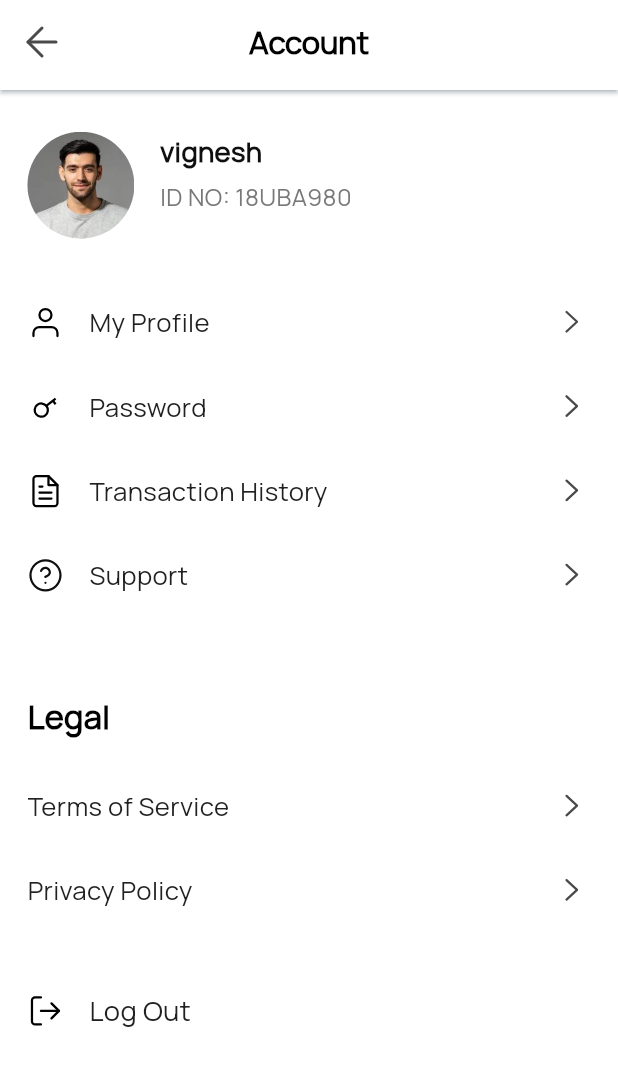
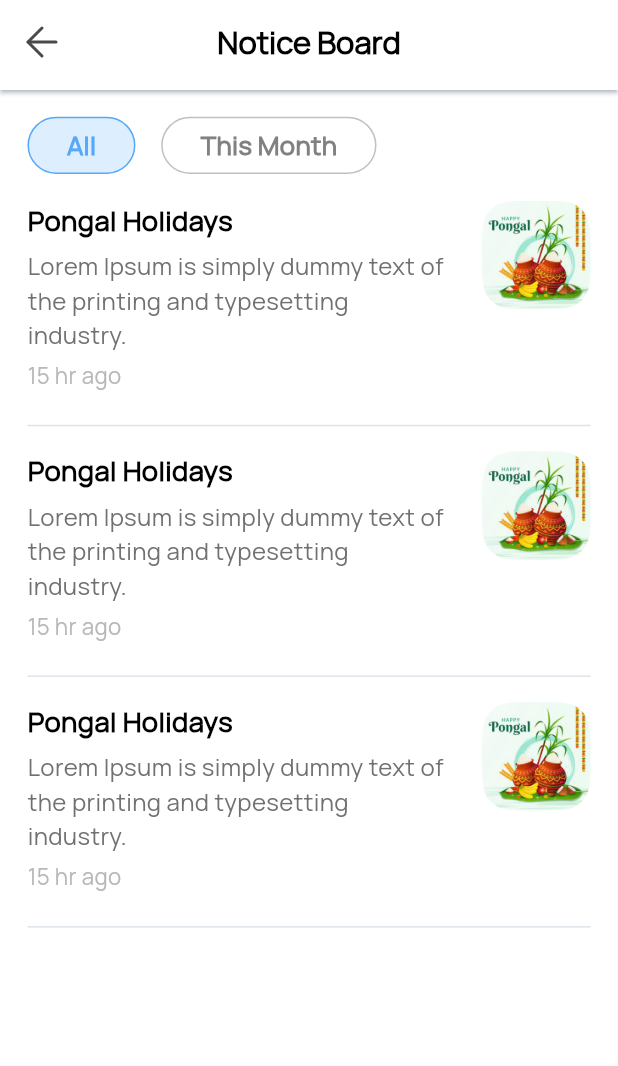
Before and after one commit to flutterDeveloper2206/schoolxon, a Flutter app: the screen it shows after launch, on a phone screen of 412 x 824 dp. Shown: the top 1066 px of the screen. Run offline on Flutter 3.47's test engine with Material 3 defaults, Android fonts, the phone set to English and light mode, and no system bars; our stand-ins replace cached_network_image, connectivity_plus, device_info_plus, firebase_messaging, flutter_local_notifications, flutter_svg and 4 more; accounts and stored records are empty.

Commit message:
noticeBoard

```diff
--- a/lib/core/utils/color_constant.dart
+++ b/lib/core/utils/color_constant.dart
@@ -8,9 +8,19 @@ class ColorConstant {
   static const Color blackOF = Color(0xFF0F0F0F);
   static const Color textGray78 = Color(0xFF787878);
   static const Color textGray6D = Color(0xFF6D6D6D);
+  static const Color greyF4 = Color(0xFFF4F4F4);
+  static const Color green2D = Color(0xFF2DBC4C);
+  static const Color green19 = Color(0xFF199477);
+  static const Color redFB = Color(0xFFFB3F4A);
+  static const Color blueSecondary = Color(0xFF002242);
   static const Color dividerGreyE1 = Color(0xFFE1E1E1);
+  static const Color grey81 = Color(0xFF818181);
+  static const Color grey71 = Color(0xFF717171);
+  static const Color greyB8 = Color(0xFFB8B8B8);
+  static const Color greyDD = Color(0xFFDDE4EA);
 
   static Color appBarShadow = const Color(0xFF8BA1B7).withOpacity(0.80);
+  static Color cardColor = const Color.fromRGBO(0, 34, 66, 0.03);
 
   static const Color greyD3 = Color(0xFFD3D3D3);
   static const Color grey3 = Color(0xFFB3B3B3);
--- a/lib/core/utils/image_constant.dart
+++ b/lib/core/utils/image_constant.dart
@@ -12,6 +12,10 @@ class ImageConstant {
   static String imgOnboarding2 = 'assets/images/png/Onboarding2.png';
   static String imgOnboarding3 = 'assets/images/png/Onboarding3.png';
   static String imgOnboarding4 = 'assets/images/png/Onboarding4.png';
+  static String imgTestNoticeBoard =
+      'assets/images/svg/img_test_notice_board.png';
+  static String imageNoticeBoardEmpty =
+      'assets/images/png/img_empty_notice_board.png';
 
   static String imgAlphaLogo = 'assets/icons/svg/alpha_letter.svg';
 
--- a/lib/core/utils/string_constant.dart
+++ b/lib/core/utils/string_constant.dart
@@ -9,6 +9,7 @@ class AppString {
   static const String privacyPolicy = "Privacy Policy";
   static const String logOut = "Log Out";
   static const String contactSupport = "Contact Support";
+  static const String leaveInfo = "Leave Info";
   static const String needHelp = "Need Help?";
   static const String contactForm = "Contact Form";
   static const String message = "Message";
@@ -19,6 +20,14 @@ class AppString {
   static const String subject = "Subject";
   static const String enterSubject = "Enter Subject";
   static const String sendMessage = "Send Message";
+  static const String leaves = "Leaves";
+  static const String applyLeaves = "Apply Leave";
+  static const String leaveDashboard = "Leave Dashboard";
+  static const String leaveHistory = "Leave History";
+  static const String viewDetails = "View Details";
+  static const String noticeBoard = "Notice Board";
+  static const String all = "All";
+  static const String thisMonth = "This Month";
   static const String helpYou = "How can we help you?";
   static const String needHelpText =
       "No problem. tell us how we can help and\n we’ll get back to you in a few days";
@@ -146,6 +155,7 @@ class AppString {
   static const String camera = "Camera";
   static const String gallery = "Gallery";
   static const String yes = "Yes";
+
   ///added by radha
   static const String LOGINACC = 'Login Account';
   static const String LOGINWLCMTEXT = 'Hello, welcome back to our account';
@@ -316,6 +326,4 @@ class AppString {
   static var SHOWMEONPETMEET = 'showMeOnPetMeet';
   static var SAVEGENDERDIS = 'save_gender';
   static var SAVEPETDIS = 'save_pet';
-
-
 }
--- a/lib/main.dart
+++ b/lib/main.dart
@@ -28,7 +28,7 @@ class MyApp extends StatelessWidget {
       fallbackLocale: const Locale('en', 'US'),
       title: 'SCHOOL XON',
       initialBinding: InitialBindings(),
-      initialRoute: AppRoutes.accountScreenRoute,
+      initialRoute: AppRoutes.noticeBoardScreenRout,
       getPages: AppRoutes.pages,
       // ),
     );
--- /dev/null
+++ b/lib/presentation/notice_board_screen/binding/notice_board_screen_binding.dart
@@ -0,0 +1,10 @@
+import 'package:get/get.dart';
+
+import '../controller/notice_board_screen_controller.dart';
+
+class NoticeBoardScreenBinding extends Bindings {
+  @override
+  void dependencies() {
+    Get.lazyPut(() => NoticeBoardScreenController());
+  }
+}
--- /dev/null
+++ b/lib/presentation/notice_board_screen/controller/notice_board_screen_controller.dart
@@ -0,0 +1,9 @@
+import 'dart:async';
+
+import 'package:get/get.dart';
+
+import '../../../routes/app_routes.dart';
+
+class NoticeBoardScreenController extends GetxController {
+  RxInt index = 0.obs;
+}
--- /dev/null
+++ b/lib/presentation/notice_board_screen/notice_board_screen.dart
@@ -0,0 +1,179 @@
+import 'package:flutter/cupertino.dart';
+import 'package:flutter/material.dart';
+import 'package:get/get.dart';
+import 'package:get/get_state_manager/get_state_manager.dart';
+import 'package:get/get_state_manager/src/simple/get_view.dart';
+import 'package:schoolxon/core/app_export.dart';
+import 'package:schoolxon/core/utils/string_constant.dart';
+import 'package:schoolxon/widgets/bouncing_button.dart';
+import 'package:schoolxon/widgets/common_appBar.dart';
+import '../../core/utils/app_fonts.dart';
+import '../../core/utils/color_constant.dart';
+import '../../core/utils/size_utils.dart';
+import 'controller/notice_board_screen_controller.dart';
+
+class NoticeBoardScreen extends GetWidget<NoticeBoardScreenController> {
+  const NoticeBoardScreen({super.key});
+
+  @override
+  Widget build(BuildContext context) {
+    sizeCalculate(context);
+
+    return Scaffold(
+      backgroundColor: ColorConstant.primaryWhite,
+      appBar: const PreferredSize(
+          preferredSize: Size.fromHeight(60.0), // height of appbar
+          child: CommonAppBar(title: AppString.noticeBoard)),
+      body:
+          // Center(
+          //   child: Padding(
+          //     padding: EdgeInsets.symmetric(horizontal: getWidth(50)),
+          //     child: CustomImageView(
+          //       imagePath: ImageConstant.imageNoticeBoardEmpty,
+          //     ),
+          //   ),
+          // )
+          Padding(
+        padding: EdgeInsets.symmetric(horizontal: getWidth(16)),
+        child: Column(
+          crossAxisAlignment: CrossAxisAlignment.start,
+          children: [
+            SizedBox(
+              height: getHeight(16),
+            ),
+            Row(
+              children: [
+                Obx(
+                  () => Bounce(
+                    onTap: () {
+                      controller.index.value = 0;
+                    },
+                    child: Container(
+                      decoration: BoxDecoration(
+                          border: Border.all(
+                              color: controller.index.value == 0
+                                  ? ColorConstant.primaryBlue
+                                  : ColorConstant.grey81.withOpacity(0.5)),
+                          borderRadius: BorderRadius.circular(20),
+                          color: controller.index.value == 0
+                              ? ColorConstant.primaryBlue.withOpacity(0.2)
+                              : ColorConstant.primaryWhite),
+                      padding: EdgeInsets.symmetric(
+                          horizontal: getWidth(22), vertical: getHeight(5)),
+                      child: Text(
+                        AppString.all,
+                        style: PMT.appStyle(15,
+                            fontColor: controller.index.value == 0
+                                ? ColorConstant.primaryBlue
+                                : ColorConstant.grey81,
+                            fontWeight: FontWeight.w600),
+                      ),
+                    ),
+                  ),
+                ),
+                SizedBox(
+                  width: getWidth(15),
+                ),
+                Obx(
+                  () => Bounce(
+                    onTap: () {
+                      controller.index.value = 1;
+                    },
+                    child: Container(
+                      decoration: BoxDecoration(
+                          border: Border.all(
+                              color: controller.index.value == 1
+                                  ? ColorConstant.primaryBlue
+                                  : ColorConstant.grey81.withOpacity(0.5)),
+                          borderRadius: BorderRadius.circular(20),
+                          color: controller.index.value == 1
+                              ? ColorConstant.primaryBlue.withOpacity(0.2)
+                              : ColorConstant.primaryWhite),
+                      padding: EdgeInsets.symmetric(
+                          horizontal: getWidth(22), vertical: getHeight(5)),
+                      child: Text(
+                        AppString.thisMonth,
+                        style: PMT.appStyle(15,
+                            fontColor: controller.index.value == 1
+                                ? ColorConstant.primaryBlue
+                                : ColorConstant.grey81,
+                            fontWeight: FontWeight.w600),
+                      ),
+                    ),
+                  ),
+                ),
+              ],
+            ),
+            SizedBox(
+              height: getHeight(16),
+            ),
+            ListView.builder(
+              shrinkWrap: true,
+              itemCount: 3,
+              itemBuilder: (context, index) {
+                return Column(
+                  mainAxisAlignment: MainAxisAlignment.start,
+                  children: [
+                    Row(
+                      crossAxisAlignment: CrossAxisAlignment.start,
+                      mainAxisAlignment: MainAxisAlignment.spaceBetween,
+                      children: [
+                        Expanded(
+                          child: Column(
+                            crossAxisAlignment: CrossAxisAlignment.start,
+                            children: [
+                              Text(
+                                'Pongal Holidays',
+                                style: PMT.appStyle(16,
+                                    fontWeight: FontWeight.w600),
+                              ),
+                              SizedBox(
+                                height: getHeight(5),
+                              ),
+                              Text(
+                                'Lorem Ipsum is simply dummy text of the printing and typesetting industry.',
+                                style: PMT.appStyle(14,
+                                    fontColor: ColorConstant.grey71),
+                              ),
+                              SizedBox(
+                                height: getHeight(5),
+                              ),
+                              Text(
+                                '15 hr ago',
+                                style: PMT.appStyle(13,
+                                    fontColor: ColorConstant.greyB8),
+                              )
+                            ],
+                          ),
+                        ),
+                        SizedBox(
+                          width: getWidth(20),
+                        ),
+                        CustomImageView(
+                          height: getHeight(65),
+                          width: getHeight(65),
+                          radius: BorderRadius.circular(18),
+                          imagePath: ImageConstant.imgTestNoticeBoard,
+                        )
+                      ],
+                    ),
+                    SizedBox(
+                      height: getHeight(20),
+                    ),
+                    Container(
+                      height: 1,
+                      color: ColorConstant.greyDD,
+                    ),
+                    SizedBox(
+                      height: getHeight(15),
+                    ),
+                  ],
+                );
+              },
+            )
+          ],
+        ),
+      ),
+    );
+  }
+}
--- a/lib/routes/app_routes.dart
+++ b/lib/routes/app_routes.dart
@@ -10,6 +10,8 @@ import 'package:schoolxon/presentation/login_screen/binding/login_screen_binding
 import 'package:schoolxon/presentation/login_screen/login_screen.dart';
 import 'package:schoolxon/presentation/attendance/attendance_screen.dart';
 import 'package:schoolxon/presentation/attendance/binding/attendance_screen_binding.dart';
+import 'package:schoolxon/presentation/notice_board_screen/binding/notice_board_screen_binding.dart';
+import 'package:schoolxon/presentation/notice_board_screen/notice_board_screen.dart';
 import 'package:schoolxon/presentation/onboarding_screen/binding/onboarding_screen_binding.dart';
 import 'package:schoolxon/presentation/onboarding_screen/onBoarding_screen.dart';
 
@@ -21,7 +23,8 @@ class AppRoutes {
   static const String splashScreenRoute = '/splash_screen';
   static const String accountScreenRoute = '/account_screen';
   static const String contactSupportScreenRoute = '/contact_support_screen';
-  static const String leaveDashboardScreenRout = '/contact_support_screen';
+  static const String leaveDashboardScreenRout = '/leave_dashboard_screen';
+  static const String noticeBoardScreenRout = '/notice_board_screen';
 
   static const String onBoardingScreenRout = '/onBoardingScreenRout';
   static const String loginScreenRout = '/loginScreenRout';
@@ -87,6 +90,12 @@ class AppRoutes {
         bindings: [
           AttendanceScreenBinding(),
         ],
+        transitionDuration: const Duration(milliseconds: 150)), GetPage(
+        name: noticeBoardScreenRout,
+        page: () => const NoticeBoardScreen(),
+        bindings: [
+          NoticeBoardScreenBinding(),
+        ],
         transitionDuration: const Duration(milliseconds: 150)),
   ];
 }
```
Also changed, not shown: lib/presentation/leave_dashboard_screen/controller/leave_dashboard_screen_controller.dart (+32 -0 lines), lib/presentation/leave_dashboard_screen/leave_dashboard_screen.dart (+45 -160 lines), lib/presentation/leave_dashboard_screen/widgets/leave_card.dart (added, +67 -0 lines), pubspec.yaml (+12 -12 lines), assets/images/png/img_empty_notice_board.png (added), assets/images/svg/img_test_notice_board.png (added).
